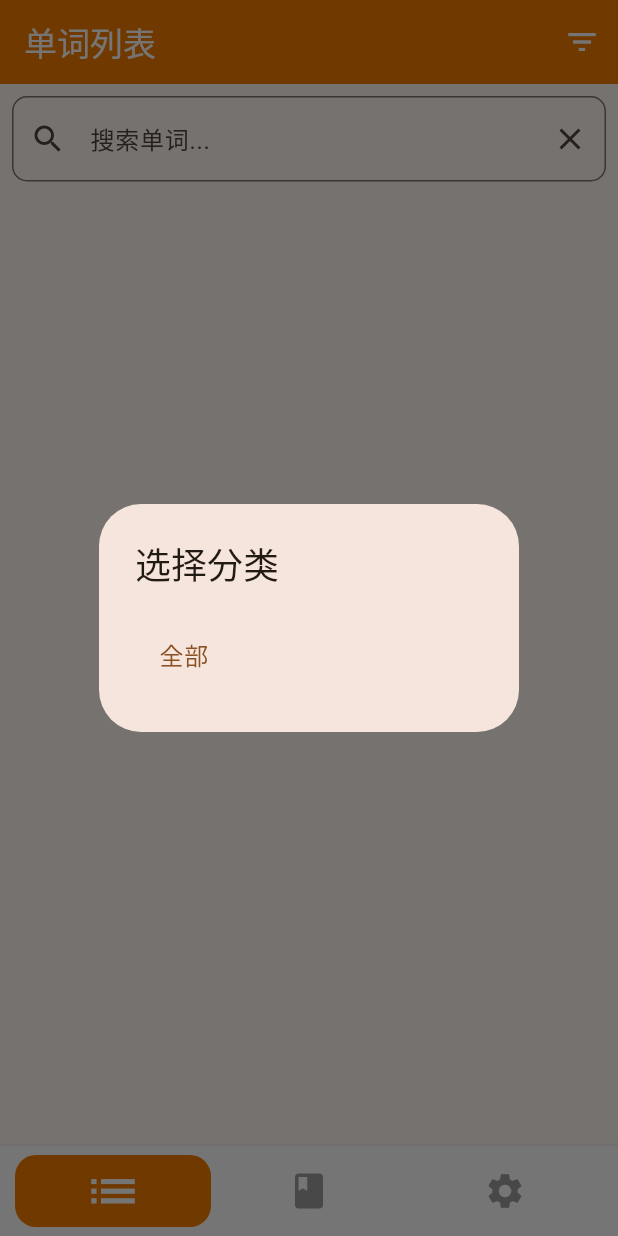
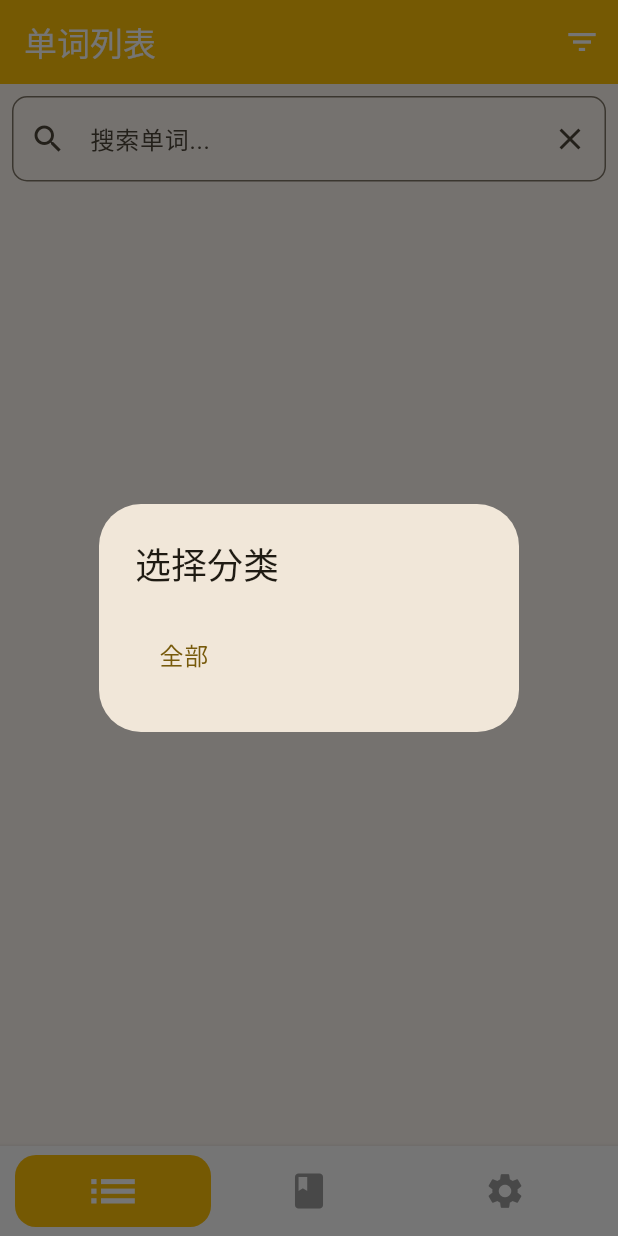
Before and after one commit to sner21/jp, a Flutter app: the screen it shows after launch, after a tap on the "filter list" icon, on a phone screen of 412 x 824 dp. Run offline on Flutter 3.47's test engine with Material 3 defaults, Android fonts, the phone set to English and light mode, and no system bars; our stand-ins replace audioplayers, csv, file_picker, flutter_dotenv, hive, hive_flutter and 2 more; accounts and stored records are empty; generated files the repository leaves out were written again.

Commit message:
20241215

```diff
--- a/lib/controllers/vocabulary_controller.dart
+++ b/lib/controllers/vocabulary_controller.dart
@@ -40,9 +40,9 @@ class VocabularyController {
   bool showJapanese = true;
   bool showPronunciation = true;
   bool isListView = false;
+  int selectedIndex = 1;
   bool isSelectMode = false;
   final Set<String> selectedWords = {};
-
   VocabularyController({
     required this.storageManager,
     required this.ttsService,
--- a/lib/screens/home_screen.dart
+++ b/lib/screens/home_screen.dart
@@ -11,6 +11,7 @@ import 'dart:developer' as developer;
 import '../widgets/import_dialogs.dart';
 import '../controllers/vocabulary_controller.dart';
 import 'package:flutter/services.dart';
+
 class HomeScreen extends StatefulWidget {
   const HomeScreen({super.key});
 
@@ -23,7 +24,7 @@ class _HomeScreenState extends State<HomeScreen> {
   final StorageManager _storageManager =
       StorageManager(Supabase.instance.client);
   final TTSService _ttsService = TTSService();
-  int _selectedIndex = 1; // 当前选中的页面索引
+  late final List<Widget> _pages;
 
   @override
   void initState() {
@@ -54,25 +55,18 @@ class _HomeScreenState extends State<HomeScreen> {
       }
       _vocabularyController.loadWords();
     });
+    _pages = [
+      VocabularyScreen(
+        controller: _vocabularyController,
+        mode: 1,
+      ),
+      VocabularyScreen(
+        controller: _vocabularyController,
+        mode: 2,
+      ),
+      const SettingsScreen(),
+    ];
   }
-
-  Future<void> _clearTTSCache() async {
-    try {
-      await _ttsService.clearCache();
-      if (mounted) {
-        ScaffoldMessenger.of(context).showSnackBar(
-          const SnackBar(content: Text('语音缓存已清理')),
-        );
-      }
-    } catch (e) {
-      if (mounted) {
-        ScaffoldMessenger.of(context).showSnackBar(
-          const SnackBar(content: Text('清理缓存失败')),
-        );
-      }
-    }
-  }
-
   @override
   Widget build(BuildContext context) {
     final List<Widget> _pages = [
@@ -80,25 +74,15 @@ class _HomeScreenState extends State<HomeScreen> {
       VocabularyScreen(controller: _vocabularyController),
       const SettingsScreen(),
     ];
-
     return Scaffold(
-      body: _pages[_selectedIndex],
+      body: IndexedStack(
+        index: _vocabularyController.selectedIndex,
+        children: _pages,
+      ),
       floatingActionButton: Container(
         width: MediaQuery.of(context).size.width / 3,
         height: 50.0,
         margin: const EdgeInsets.only(top: 60),
-        // child: FloatingActionButton(
-        //   backgroundColor: _selectedIndex == 0
-        //       ? Theme.of(context).bannerTheme.backgroundColor
-        //       : Theme.of(context).appBarTheme.backgroundColor,
-        //   onPressed: () {
-        //     // 中间按钮的点击事件
-        //     setState(() {
-        //       _selectedIndex = 0; // 例如，切换到第二个页面
-        //     });
-        //   },
-        //   child: const Icon(Icons.book, size: 36), // 更大的图标
-        // ),
       ),
       floatingActionButtonLocation: FloatingActionButtonLocation.centerDocked,
       bottomNavigationBar: BottomAppBar(
@@ -109,7 +93,7 @@ class _HomeScreenState extends State<HomeScreen> {
         padding: const EdgeInsets.only(bottom: 0, top: 0), // 内边距
         // clipBehavior: Clip.antiAlias, // 裁剪行为
         shape: null,
-        color: Colors.white ,
+        color: Colors.white,
         // notchMargin: -20.0,
         child: Padding(
             padding: const EdgeInsets.only(left: 10, right: 10),
@@ -135,23 +119,24 @@ class _HomeScreenState extends State<HomeScreen> {
                   child: Container(
                     decoration: BoxDecoration(
                       borderRadius: BorderRadius.circular(14.0),
-                  color: _selectedIndex == index
+                      color: _vocabularyController.selectedIndex == index
                           ? Theme.of(context).appBarTheme.backgroundColor
                           : Theme.of(context).bannerTheme.backgroundColor,
                     ),
                     child: IconButton(
-
-                  color: _selectedIndex == index ? Colors.white : Colors.grey,
+                      color:
+                          _vocabularyController.selectedIndex == index ? Colors.white : Colors.grey,
                       icon: AnimatedScale(
-                    scale: _selectedIndex == index ? 1.2 : 1.0, // 选中时放大1.2倍
+                        scale: _vocabularyController.selectedIndex == index ? 1.2 : 1.0, // 选中时放大1.2倍
                         duration: const Duration(milliseconds: 200), // 动画持续时间
                         curve: Curves.easeInOut, // 动画曲线
                         child: Icon(icon, size: index == 0 ? 32 : 28),
                       ),
                       onPressed: () {
-                    HapticFeedback.lightImpact();  // 添加轻微震动反馈
+                        HapticFeedback.mediumImpact();
                         setState(() {
-                      _selectedIndex = index;
+                          _vocabularyController.selectedIndex = index;
+                          _vocabularyController.isListView = index == 0;
                         });
                       },
                     ),
--- a/lib/services/theme_service.dart
+++ b/lib/services/theme_service.dart
@@ -3,7 +3,7 @@ import 'package:shared_preferences/shared_preferences.dart';
 
 class ThemeService extends ChangeNotifier {
   late SharedPreferences _prefs;
-  Color _themeColor = Colors.orange.shade700;
+  Color _themeColor = Colors.amber;
   // Color _themeColor = Colors.amber.shade800;
   ThemeService() {
     _loadTheme();
```
Also changed, not shown: lib/screens/vocabulary_screen.dart (+30 -31 lines). Lines whose indentation alone changed are shown as unchanged.
